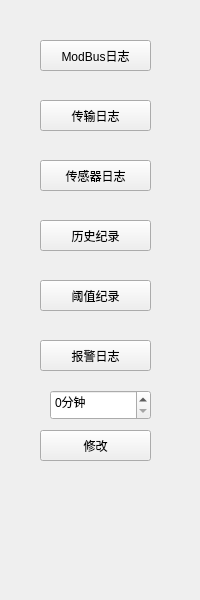
This is IDC_TestSystem/IP-PDU/ip_toolbox/ip_logstoolwid.ui in ChinaClever/IDC_TestSystem as Qt 5 draws it before an edit. The edited form follows.
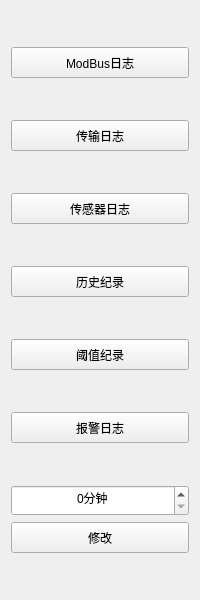
This is the edited form.

Commit message: 界面适应性修改

What changed in the file:
```diff
--- a/IDC_TestSystem/IP-PDU/ip_toolbox/ip_logstoolwid.ui
+++ b/IDC_TestSystem/IP-PDU/ip_toolbox/ip_logstoolwid.ui
@@ -13,113 +13,222 @@
   <property name="windowTitle">
    <string>Form</string>
   </property>
-  <widget class="QPushButton" name="envBtn">
-   <property name="geometry">
-    <rect>
-     <x>40</x>
-     <y>160</y>
-     <width>111</width>
-     <height>31</height>
-    </rect>
-   </property>
-   <property name="text">
-    <string>传感器日志</string>
-   </property>
-  </widget>
-  <widget class="QPushButton" name="transBtn">
-   <property name="geometry">
-    <rect>
-     <x>40</x>
-     <y>100</y>
-     <width>111</width>
-     <height>31</height>
-    </rect>
-   </property>
-   <property name="text">
-    <string>传输日志</string>
-   </property>
-  </widget>
-  <widget class="QSpinBox" name="spinBox">
-   <property name="geometry">
-    <rect>
-     <x>50</x>
-     <y>390</y>
-     <width>101</width>
-     <height>30</height>
-    </rect>
-   </property>
-   <property name="suffix">
-    <string>分钟</string>
-   </property>
-   <property name="maximum">
-    <number>999</number>
-   </property>
-  </widget>
-  <widget class="QPushButton" name="alarmBtn">
-   <property name="geometry">
-    <rect>
-     <x>40</x>
-     <y>340</y>
-     <width>111</width>
-     <height>31</height>
-    </rect>
-   </property>
-   <property name="text">
-    <string>报警日志</string>
-   </property>
-  </widget>
-  <widget class="QPushButton" name="thresholdBtn">
-   <property name="geometry">
-    <rect>
-     <x>40</x>
-     <y>280</y>
-     <width>111</width>
-     <height>31</height>
-    </rect>
-   </property>
-   <property name="text">
-    <string>阈值纪录</string>
-   </property>
-  </widget>
-  <widget class="QPushButton" name="timeBtn">
-   <property name="geometry">
-    <rect>
-     <x>40</x>
-     <y>430</y>
-     <width>111</width>
-     <height>31</height>
-    </rect>
-   </property>
-   <property name="text">
-    <string>修改</string>
-   </property>
-  </widget>
-  <widget class="QPushButton" name="recordBtn">
-   <property name="geometry">
-    <rect>
-     <x>40</x>
-     <y>220</y>
-     <width>111</width>
-     <height>31</height>
-    </rect>
-   </property>
-   <property name="text">
-    <string>历史纪录</string>
-   </property>
-  </widget>
-  <widget class="QPushButton" name="modbusBtn">
-   <property name="geometry">
-    <rect>
-     <x>40</x>
-     <y>40</y>
-     <width>111</width>
-     <height>31</height>
-    </rect>
-   </property>
-   <property name="text">
-    <string>ModBus日志</string>
-   </property>
-  </widget>
+  <layout class="QVBoxLayout" name="verticalLayout">
+   <item>
+    <spacer name="verticalSpacer">
+     <property name="orientation">
+      <enum>Qt::Vertical</enum>
+     </property>
+     <property name="sizeHint" stdset="0">
+      <size>
+       <width>20</width>
+       <height>40</height>
+      </size>
+     </property>
+    </spacer>
+   </item>
+   <item>
+    <widget class="QPushButton" name="modbusBtn">
+     <property name="minimumSize">
+      <size>
+       <width>0</width>
+       <height>31</height>
+      </size>
+     </property>
+     <property name="text">
+      <string>ModBus日志</string>
+     </property>
+    </widget>
+   </item>
+   <item>
+    <spacer name="verticalSpacer_2">
+     <property name="orientation">
+      <enum>Qt::Vertical</enum>
+     </property>
+     <property name="sizeHint" stdset="0">
+      <size>
+       <width>20</width>
+       <height>40</height>
+      </size>
+     </property>
+    </spacer>
+   </item>
+   <item>
+    <widget class="QPushButton" name="transBtn">
+     <property name="minimumSize">
+      <size>
+       <width>0</width>
+       <height>31</height>
+      </size>
+     </property>
+     <property name="text">
+      <string>传输日志</string>
+     </property>
+    </widget>
+   </item>
+   <item>
+    <spacer name="verticalSpacer_3">
+     <property name="orientation">
+      <enum>Qt::Vertical</enum>
+     </property>
+     <property name="sizeHint" stdset="0">
+      <size>
+       <width>20</width>
+       <height>40</height>
+      </size>
+     </property>
+    </spacer>
+   </item>
+   <item>
+    <widget class="QPushButton" name="envBtn">
+     <property name="minimumSize">
+      <size>
+       <width>0</width>
+       <height>31</height>
+      </size>
+     </property>
+     <property name="text">
+      <string>传感器日志</string>
+     </property>
+    </widget>
+   </item>
+   <item>
+    <spacer name="verticalSpacer_4">
+     <property name="orientation">
+      <enum>Qt::Vertical</enum>
+     </property>
+     <property name="sizeHint" stdset="0">
+      <size>
+       <width>20</width>
+       <height>40</height>
+      </size>
+     </property>
+    </spacer>
+   </item>
+   <item>
+    <widget class="QPushButton" name="recordBtn">
+     <property name="minimumSize">
+      <size>
+       <width>0</width>
+       <height>31</height>
+      </size>
+     </property>
+     <property name="text">
+      <string>历史纪录</string>
+     </property>
+    </widget>
+   </item>
+   <item>
+    <spacer name="verticalSpacer_5">
+     <property name="orientation">
+      <enum>Qt::Vertical</enum>
+     </property>
+     <property name="sizeHint" stdset="0">
+      <size>
+       <width>20</width>
+       <height>40</height>
+      </size>
+     </property>
+    </spacer>
+   </item>
+   <item>
+    <widget class="QPushButton" name="thresholdBtn">
+     <property name="minimumSize">
+      <size>
+       <width>0</width>
+       <height>31</height>
+      </size>
+     </property>
+     <property name="text">
+      <string>阈值纪录</string>
+     </property>
+    </widget>
+   </item>
+   <item>
+    <spacer name="verticalSpacer_6">
+     <property name="orientation">
+      <enum>Qt::Vertical</enum>
+     </property>
+     <property name="sizeHint" stdset="0">
+      <size>
+       <width>20</width>
+       <height>40</height>
+      </size>
+     </property>
+    </spacer>
+   </item>
+   <item>
+    <widget class="QPushButton" name="alarmBtn">
+     <property name="minimumSize">
+      <size>
+       <width>0</width>
+       <height>31</height>
+      </size>
+     </property>
+     <property name="text">
+      <string>报警日志</string>
+     </property>
+    </widget>
+   </item>
+   <item>
+    <spacer name="verticalSpacer_7">
+     <property name="orientation">
+      <enum>Qt::Vertical</enum>
+     </property>
+     <property name="sizeHint" stdset="0">
+      <size>
+       <width>20</width>
+       <height>40</height>
+      </size>
+     </property>
+    </spacer>
+   </item>
+   <item>
+    <widget class="QSpinBox" name="spinBox">
+     <property name="minimumSize">
+      <size>
+       <width>0</width>
+       <height>31</height>
+      </size>
+     </property>
+     <property name="alignment">
+      <set>Qt::AlignCenter</set>
+     </property>
+     <property name="suffix">
+      <string>分钟</string>
+     </property>
+     <property name="maximum">
+      <number>999</number>
+     </property>
+    </widget>
+   </item>
+   <item>
+    <widget class="QPushButton" name="timeBtn">
+     <property name="minimumSize">
+      <size>
+       <width>0</width>
+       <height>31</height>
+      </size>
+     </property>
+     <property name="text">
+      <string>修改</string>
+     </property>
+    </widget>
+   </item>
+   <item>
+    <spacer name="verticalSpacer_8">
+     <property name="orientation">
+      <enum>Qt::Vertical</enum>
+     </property>
+     <property name="sizeHint" stdset="0">
+      <size>
+       <width>20</width>
+       <height>40</height>
+      </size>
+     </property>
+    </spacer>
+   </item>
+  </layout>
  </widget>
  <resources/>
  <connections/>
```
The commit also changes 39 other files.
